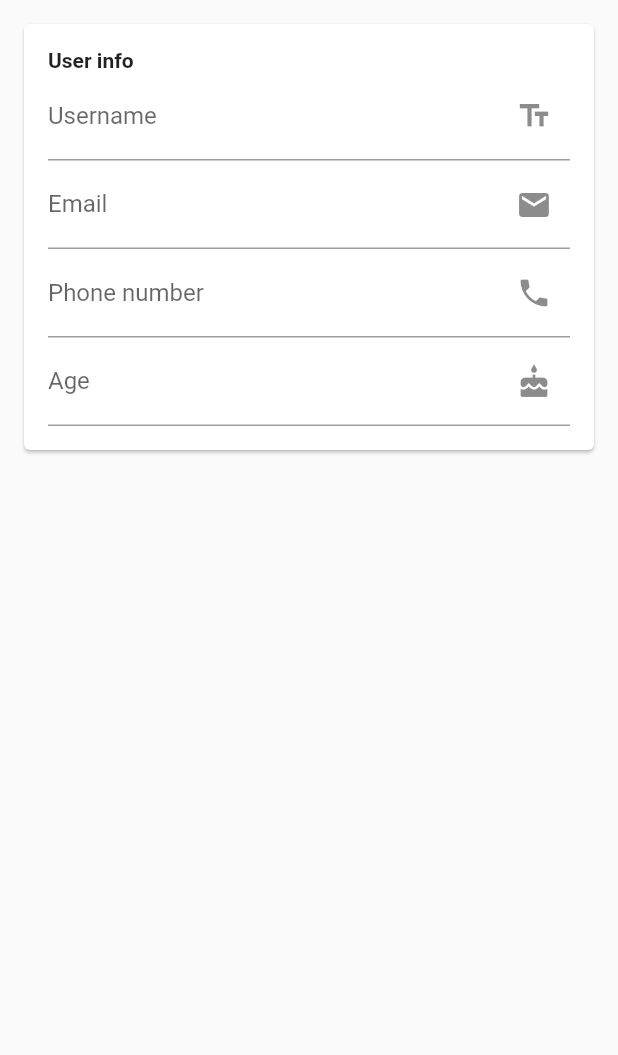
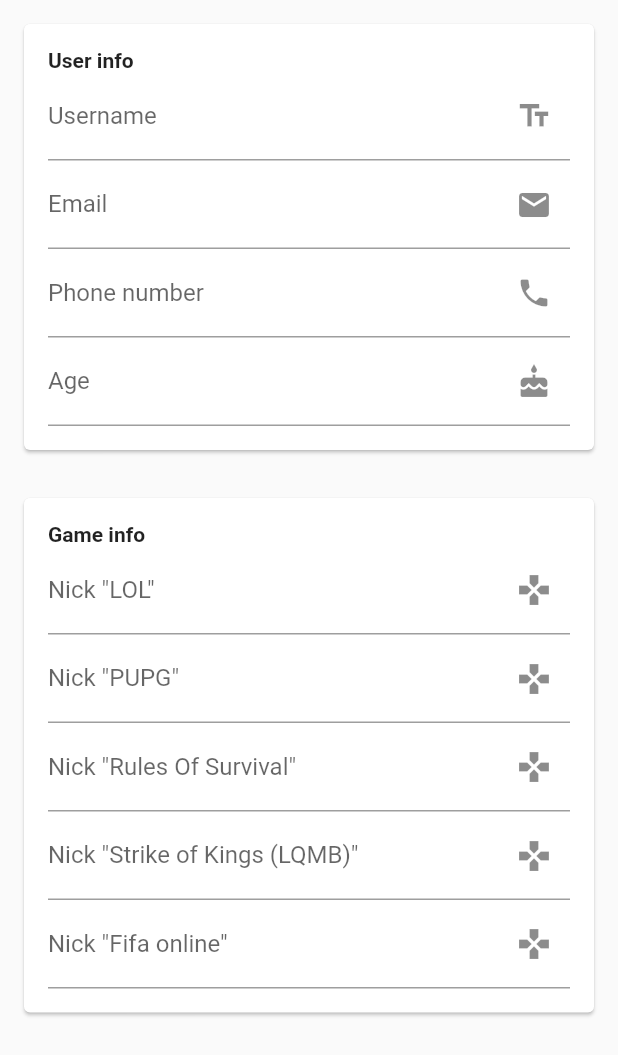
Before and after one commit to tandat95/dttn_khtn, a Flutter app: the _GroupInfo widget shown alone on an empty page, opened directly, on a phone screen of 412 x 824 dp. Shown: the top 1055 px of the screen. Run offline on Flutter 3.47's test engine with Material 2 defaults, Android fonts, the light colour scheme and no system bars; our stand-ins replace cached_network_image, cloud_firestore, firebase_auth, firebase_database, firebase_messaging, firebase_storage and 4 more; accounts and stored records are empty.

Commit message:
game form

```diff
--- a/lib/widget/my_profile.dart
+++ b/lib/widget/my_profile.dart
@@ -71,6 +71,58 @@
     ];
   }
 
+  List<Widget> _GameInfoForm() {
+    return [
+      new TextFormField(
+        key: new Key('lolname'),
+        decoration: new InputDecoration(
+          labelText: 'Nick "LOL"',
+          suffixIcon: Icon(Icons.games),
+        ),
+        autocorrect: false,
+        onSaved: (val) => _lolName = val,
+      ),
+      new TextFormField(
+        key: new Key('pupgname'),
+        decoration: new InputDecoration(
+          labelText: 'Nick "PUPG"',
+          suffixIcon: Icon(Icons.games),
+        ),
+        autocorrect: false,
+        onSaved: (val) => _pupgName = val,
+      ),
+      new TextFormField(
+        key: new Key('phone'),
+        decoration: new InputDecoration(
+          labelText: 'Nick "Rules Of Survival"',
+          suffixIcon: Icon(Icons.games),
+        ),
+        autocorrect: false,
+        onSaved: (val) => _rosName = val,
+      ),
+      new TextFormField(
+        key: new Key('age'),
+        keyboardType: TextInputType.number,
+        decoration: new InputDecoration(
+          labelText: 'Nick "Strike of Kings (LQMB)"',
+          suffixIcon: Icon(Icons.games),
+        ),
+        autocorrect: false,
+        onSaved: (val) => _sokName = val,
+      ),
+      new TextFormField(
+        key: new Key('age'),
+        keyboardType: TextInputType.number,
+        decoration: new InputDecoration(
+          labelText: 'Nick "Fifa online"',
+          suffixIcon: Icon(Icons.games),
+        ),
+        autocorrect: false,
+        onSaved: (val) => _fifaName = val,
+      )
+    ];
+  }
+
   Widget cardContainer(String tittle, List<Widget> childs) {
     return Card(
         margin: const EdgeInsets.all(16),
@@ -102,6 +154,7 @@
       child: Column(
         children: <Widget>[
           cardContainer("User info", _UserInfoForm()),
+          cardContainer("Game info", _GameInfoForm()),
         ],
       ),
     );
```
